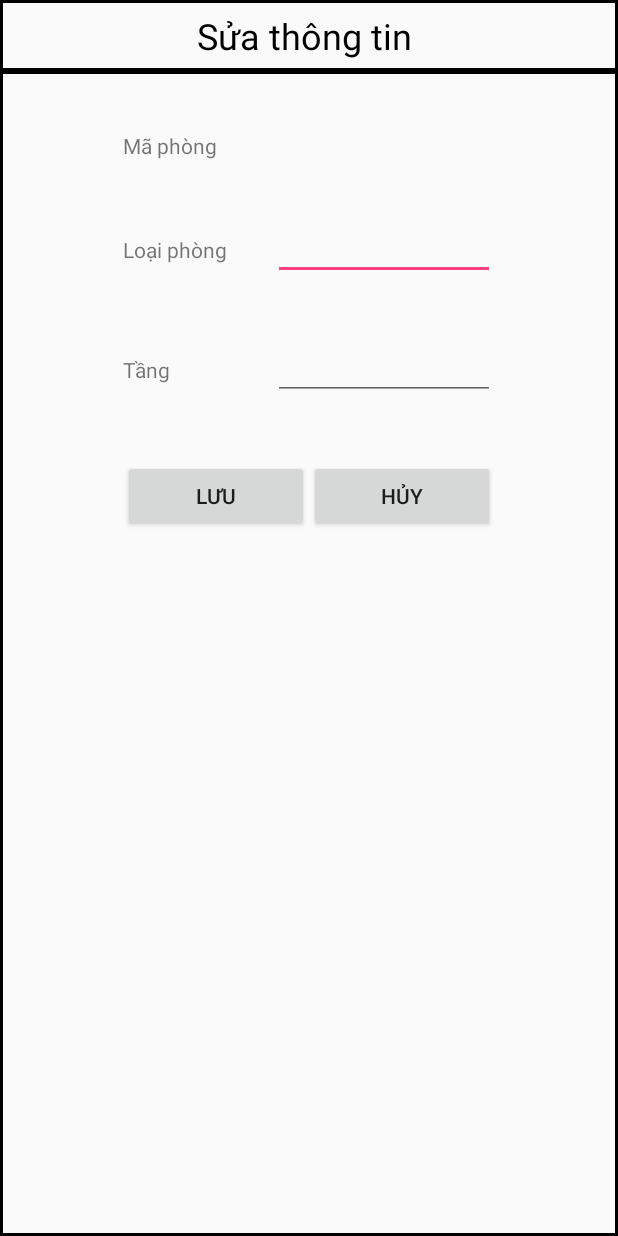
After one commit to long230796/GiuaKyNhom26, an Android app: the layout activity_phong_edit.xml on its own in the app's theme, with its tools: preview values and no code run, on a phone screen of 412 x 824 dp. The commit adds this screen. Run offline under Robolectric (Android 15) with nearby library versions, the phone set to English and light mode, and no system bars.

Commit message:
add feature edit-phong

```diff
--- /dev/null
+++ b/app/src/main/res/layout/activity_phong_edit.xml
@@ -0,0 +1,132 @@
+<?xml version="1.0" encoding="utf-8"?>
+<LinearLayout xmlns:android="http://schemas.android.com/apk/res/android"
+    android:orientation="vertical"
+    android:layout_height="match_parent"
+    android:weightSum="1"
+    android:layout_width="match_parent">
+
+    <TextView
+        android:text="Sửa thông tin "
+        android:layout_width="match_parent"
+        android:layout_height="wrap_content"
+        android:id="@+id/textView2"
+        android:textAlignment="center"
+        android:background="@drawable/textview_border"
+        android:textSize="24sp"
+        android:paddingBottom="7dp"
+        android:paddingTop="7dp"
+        android:textColor="@android:color/black" />
+
+    <LinearLayout
+        android:orientation="vertical"
+        android:layout_width="match_parent"
+        android:layout_height="match_parent"
+        android:background="@drawable/textview_border">
+
+        <LinearLayout
+            android:orientation="horizontal"
+            android:layout_width="248dp"
+            android:layout_height="wrap_content"
+            android:layout_marginTop="40dp"
+            android:layout_gravity="center"
+            android:layout_marginLeft="20dp"
+            android:layout_marginRight="20dp">
+
+            <TextView
+                android:text="Mã phòng"
+                android:layout_width="100dp"
+                android:layout_height="wrap_content"
+                android:id="@+id/textView3"
+                android:textSize="14sp" />
+
+            <TextView
+                android:layout_width="wrap_content"
+                android:layout_height="wrap_content"
+                android:id="@+id/txtMaPhongUpdateView"
+                android:layout_weight="1"
+                android:textSize="14sp" />
+        </LinearLayout>
+
+        <LinearLayout
+            android:orientation="horizontal"
+            android:layout_width="248dp"
+            android:layout_height="wrap_content"
+            android:layout_marginTop="40dp"
+            android:layout_gravity="center"
+            android:layout_marginLeft="20dp"
+            android:layout_marginRight="20dp">
+
+            <TextView
+                android:text="Loại phòng"
+                android:layout_width="100dp"
+                android:layout_height="wrap_content"
+                android:id="@+id/textView4"
+                android:textSize="14sp" />
+
+            <EditText
+                android:layout_width="wrap_content"
+                android:layout_height="wrap_content"
+                android:inputType="textPersonName"
+                android:ems="10"
+                android:id="@+id/edtLoaiPhong"
+                android:layout_weight="1"
+                android:textSize="14sp" />
+
+        </LinearLayout>
+
+        <LinearLayout
+            android:orientation="horizontal"
+            android:layout_width="248dp"
+            android:layout_height="wrap_content"
+            android:layout_marginTop="40dp"
+            android:layout_gravity="center"
+            android:layout_marginLeft="20dp"
+            android:layout_marginRight="20dp">
+
+            <TextView
+                android:text="Tầng"
+                android:layout_width="100dp"
+                android:layout_height="wrap_content"
+                android:id="@+id/textView5"
+                android:textSize="14sp" />
+
+            <EditText
+                android:layout_width="wrap_content"
+                android:layout_height="wrap_content"
+                android:inputType="textPersonName"
+                android:ems="10"
+                android:id="@+id/edtTang"
+                android:layout_weight="1"
+                android:textSize="14sp" />
+
+        </LinearLayout>
+
+        <LinearLayout
+            android:orientation="horizontal"
+            android:layout_width="248dp"
+            android:layout_height="wrap_content"
+            android:layout_marginTop="40dp"
+            android:layout_marginBottom="20dp"
+            android:layout_gravity="center"
+            android:layout_marginLeft="20dp"
+            android:layout_marginRight="20dp">
+
+            <Button
+                android:layout_width="wrap_content"
+                android:layout_height="wrap_content"
+                android:id="@+id/btnCapNhatPhong"
+                android:layout_weight="1"
+                android:text="Lưu" />
+
+            <Button
+                android:text="Hủy"
+                android:layout_width="wrap_content"
+                android:layout_height="wrap_content"
+                android:id="@+id/btnHuyCapNhatPhong"
+                android:layout_weight="1" />
+        </LinearLayout>
+
+
+    </LinearLayout>
+
+</LinearLayout>
```
Also changed, not shown: app/src/main/java/com/nhom26/giuakynhom26/PhongActivity.java (+110 -16 lines), app/src/main/res/menu/phong_context_menu.xml (+6 -1 lines), app/src/main/assets/dbGiuaKyNhom26.db.
